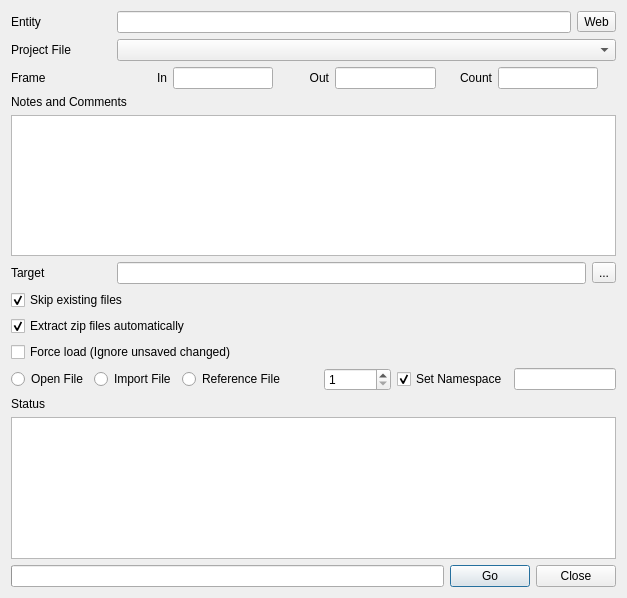
Old version of the form module/wildchildanimation/gui/forms/maya/loader_dialog.ui in the repository dearyangyu/swing.
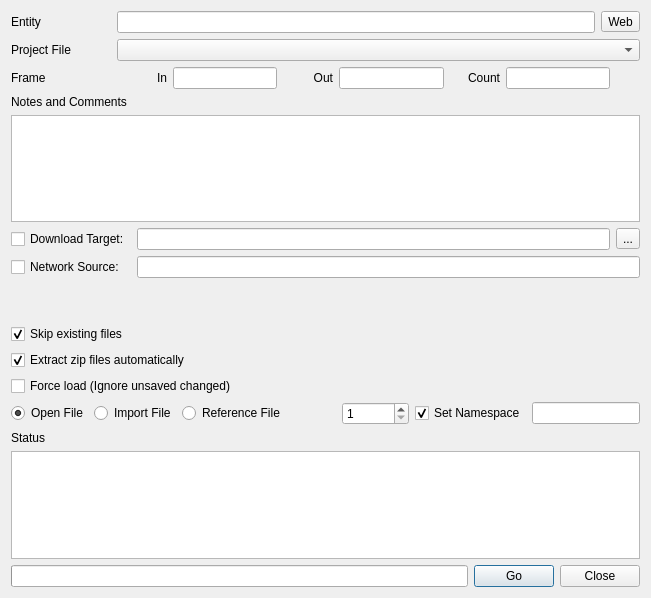
New version of the form.

Commit message: Splitting Loader and Maya Loader

Diff of the .ui file:
```diff
--- a/module/wildchildanimation/gui/forms/maya/loader_dialog.ui
+++ b/module/wildchildanimation/gui/forms/maya/loader_dialog.ui
@@ -9,7 +9,7 @@
    <rect>
     <x>0</x>
     <y>0</y>
-    <width>627</width>
+    <width>651</width>
     <height>598</height>
    </rect>
   </property>
@@ -188,15 +188,18 @@
      <item>
       <layout class="QHBoxLayout" name="horizontalLayoutProjectDir">
        <item>
-        <widget class="QLabel" name="labelTarget">
+        <widget class="QCheckBox" name="cbDownloadTarget">
          <property name="minimumSize">
           <size>
-           <width>100</width>
+           <width>120</width>
            <height>0</height>
           </size>
          </property>
          <property name="text">
-          <string>Target</string>
+          <string>Download Target:</string>
+         </property>
+         <property name="autoExclusive">
+          <bool>false</bool>
          </property>
         </widget>
        </item>
@@ -212,6 +215,50 @@
        </item>
       </layout>
      </item>
+     <item>
+      <layout class="QHBoxLayout" name="horizontalLayout_5">
+       <item>
+        <widget class="QCheckBox" name="cbNetworkSource">
+         <property name="minimumSize">
+          <size>
+           <width>120</width>
+           <height>0</height>
+          </size>
+         </property>
+         <property name="text">
+          <string>Network Source:</string>
+         </property>
+         <property name="autoExclusive">
+          <bool>false</bool>
+         </property>
+        </widget>
+       </item>
+       <item>
+        <widget class="QLineEdit" name="lineEditNetworkSource"/>
+       </item>
+      </layout>
+     </item>
+    </layout>
+   </item>
+   <item>
+    <layout class="QVBoxLayout" name="verticalLayout_2">
+     <item>
+      <widget class="QLabel" name="labelNetworkMessage">
+       <property name="styleSheet">
+        <string notr="true"/>
+       </property>
+       <property name="text">
+        <string/>
+       </property>
+      </widget>
+     </item>
+     <item>
+      <widget class="QLabel" name="labelArchiveMessage">
+       <property name="text">
+        <string/>
+       </property>
+      </widget>
+     </item>
     </layout>
    </item>
    <item>
@@ -268,6 +315,9 @@
          <property name="shortcut">
           <string>Alt+O</string>
          </property>
+         <property name="checked">
+          <bool>true</bool>
+         </property>
         </widget>
        </item>
        <item>
```
The commit also changes 11 other files.
